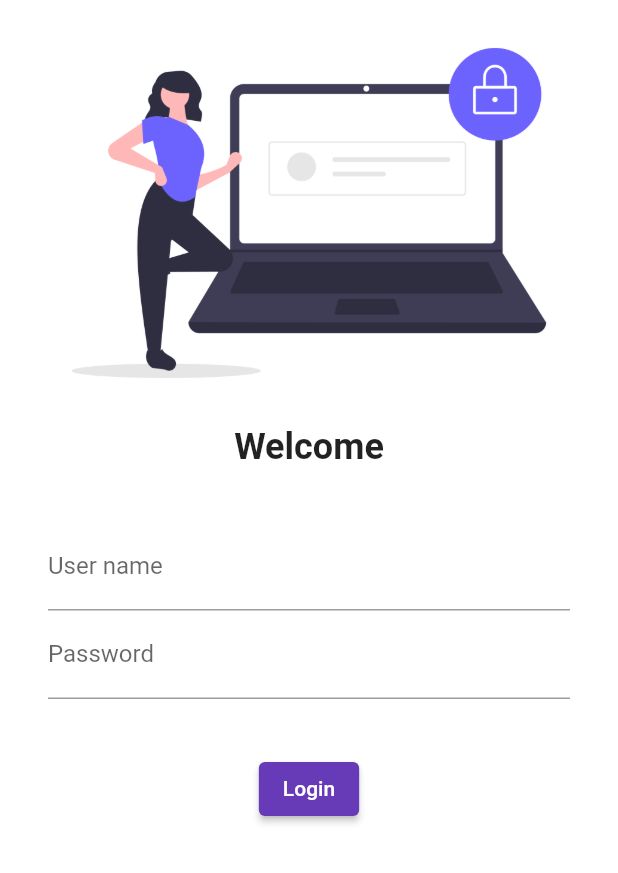
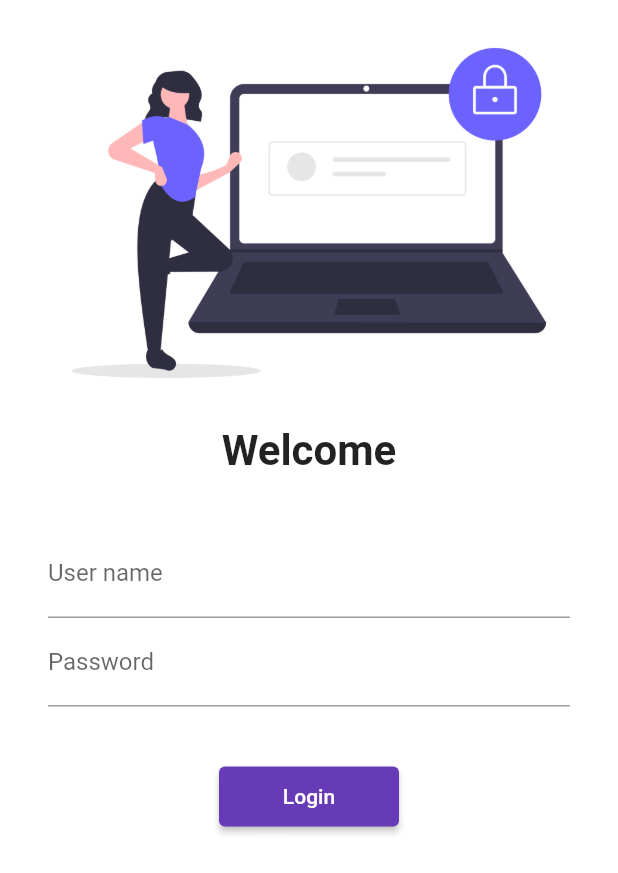
Before and after one commit to ssacharya2002/30Days_Of_Flutter, a Flutter app: the LoginPage screen opened by its route, on a phone screen of 412 x 824 dp. Shown: the top 873 px of the screen. Run offline on Flutter 3.47's test engine with Material 2 defaults, Android fonts, the phone set to English and light mode, and no system bars; our stand-ins replace google_fonts.

Commit message:
day5 completed

```diff
--- a/lib/main.dart
+++ b/lib/main.dart
@@ -3,6 +3,8 @@ import 'package:flutter/cupertino.dart';
 import 'package:flutter/material.dart';
 import 'pages/home_page.dart';
 import 'pages/login_page.dart';
+import 'utils/routes.dart';
+
 import 'package:google_fonts/google_fonts.dart';
 
 
@@ -29,8 +31,8 @@ class MyApp extends StatelessWidget {
       initialRoute: "/home",
       routes:{
         "/":(context) => LoginPage(),
-        "/home" : (context) => LoginPage(),
-        "/Loginpage" : (context) =>  LoginPage()
+        MyRoute.homeRoute : (context) =>  HomePage(),
+        MyRoute.loginRoute: (context) => LoginPage(),
       } ,
     );
   }
--- a/lib/pages/login_page.dart
+++ b/lib/pages/login_page.dart
@@ -1,4 +1,5 @@
 import 'package:flutter/material.dart';
+import 'package:demo/utils/routes.dart';
 
 class LoginPage extends StatelessWidget {
   const LoginPage({super.key});
@@ -7,53 +8,55 @@ class LoginPage extends StatelessWidget {
   Widget build(BuildContext context) {
     return Material(
       color: Colors.white,
+      child: SingleChildScrollView(
         child: Column(
           children: [
             Image.asset(
               "assets/images/login_image.png",
               fit: BoxFit.cover,
             ),
-
-
             const Text(
               "Welcome",
               style: TextStyle(
                 fontWeight: FontWeight.bold,
-          fontSize: 24,
+                fontSize: 28,
               ),
             ),
             const SizedBox(
               height: 20.0,
             ),
             Padding(
-          padding: const EdgeInsets.symmetric(vertical: 16.0,horizontal: 32.0),
+              padding:
+                  const EdgeInsets.symmetric(vertical: 16.0, horizontal: 32.0),
               child: Column(
                 children: [
                   TextFormField(
                     decoration: const InputDecoration(
-              hintText:"Enter username" ,
+                      hintText: "Enter username",
                       label: Text("User name"),
-
                     ),
                   ),
                   TextFormField(
                     obscureText: true,
                     decoration: const InputDecoration(
-              hintText:"Enter password" ,
+                      hintText: "Enter password",
                       label: Text("Password"),
-
                     ),
                   ),
-          SizedBox(
-            height:20.0 ,
+                  const SizedBox(
+                    height: 20.0,
                   )
                 ],
               ),
             ),
-        ElevatedButton( child: Text("Login"),
-        style: TextButton.styleFrom(),
-        onPressed:() {print("day 4 completed");})
+            ElevatedButton(
+                child: Text("Login"),
+                style: TextButton.styleFrom(minimumSize: Size(120, 40)),
+                onPressed: () {
+                  Navigator.pushNamed(context, MyRoute.homeRoute);
+                })
           ],
+        ),
       ),
     );
   }
--- /dev/null
+++ b/lib/utils/routes.dart
@@ -0,0 +1,5 @@
+class MyRoute {
+  static String loginRoute = "/login";
+  static String homeRoute = "/home";
+
+}
```
Also changed, not shown: 1 other file. Lines whose indentation alone changed are shown as unchanged.
